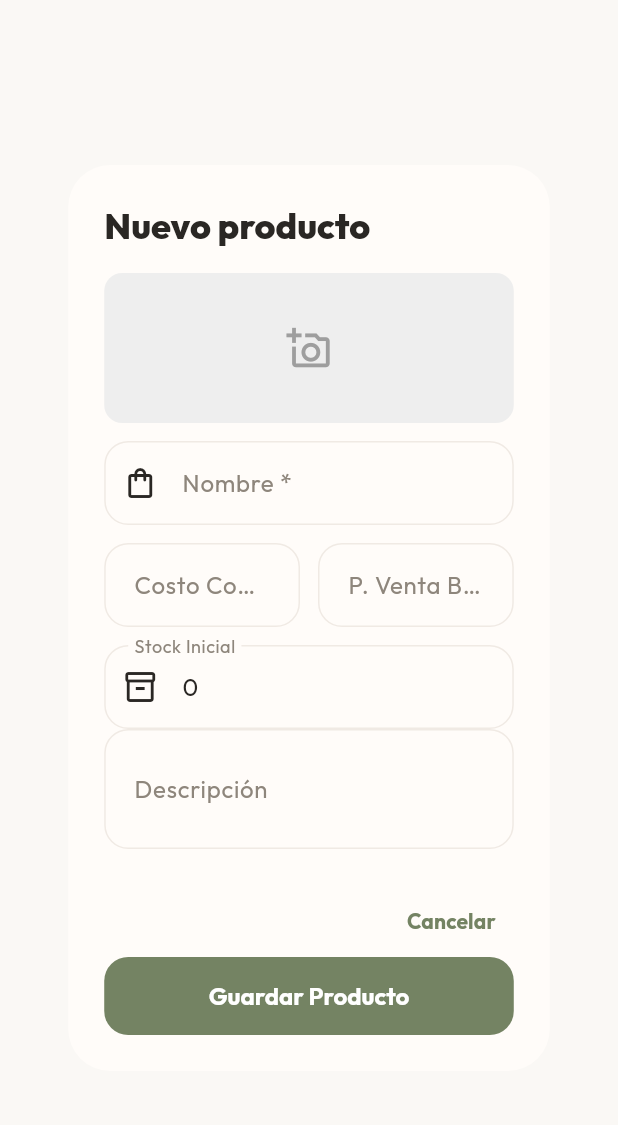
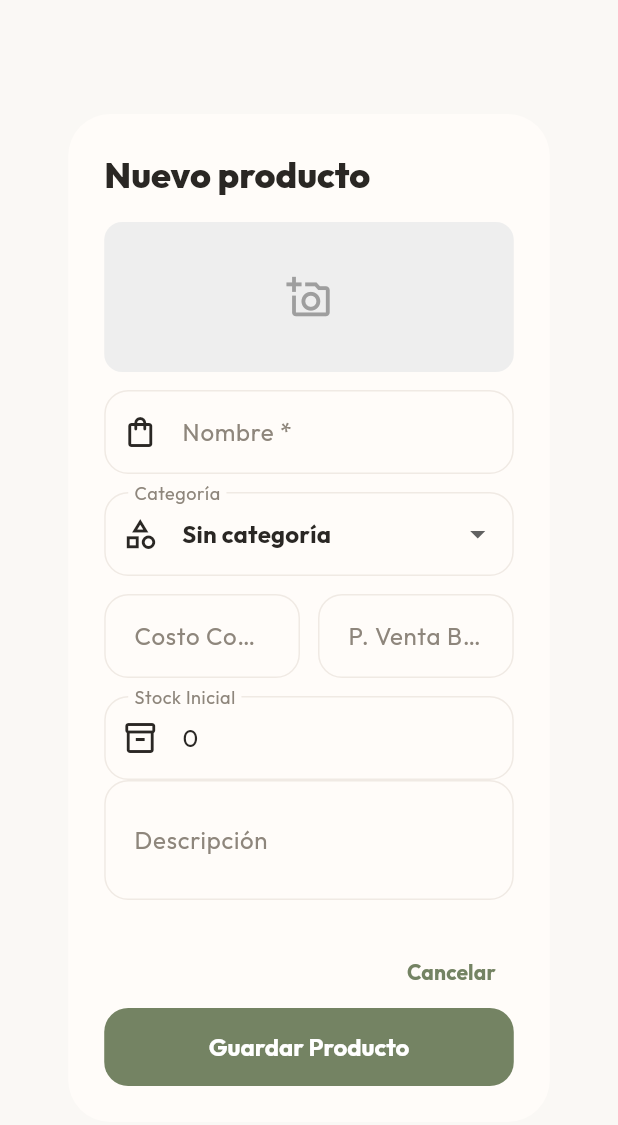
Before and after one commit to Kamilo14/AppDecoHogar, a Flutter app: the ProductoFormDialog widget shown alone on an empty page, opened directly, on a phone screen of 412 x 824 dp. Shown: the top 1125 px of the screen. Run offline on Flutter 3.47's test engine with Material 3 defaults, Android fonts, the phone set to English and light mode, and no system bars; our stand-ins replace drift, file_picker, fl_chart, flutter_riverpod, flutter_secure_storage, go_router and 6 more; missing offline and left inert: sqlite3; accounts and stored records are empty; generated files the repository leaves out were written again.

Commit message:
Agrega categoría al formulario de productos

```diff
--- a/lib/features/productos/presentation/widgets/producto_form_dialog.dart
+++ b/lib/features/productos/presentation/widgets/producto_form_dialog.dart
@@ -96,6 +96,7 @@ class _ProductoFormDialogState extends ConsumerState<ProductoFormDialog> {
 
   @override
   Widget build(BuildContext context) {
+    final categorias = ref.watch(categoriasStreamProvider).asData?.value ?? const [];
     return AlertDialog(
       title: Text(widget.productoExistente == null ? 'Nuevo producto' : 'Editar producto'),
       content: SingleChildScrollView(
@@ -122,6 +123,29 @@ class _ProductoFormDialogState extends ConsumerState<ProductoFormDialog> {
                 controller: _nombreCtrl,
                 decoration: const InputDecoration(labelText: 'Nombre *', prefixIcon: Icon(Icons.shopping_bag_outlined)),
                 validator: (v) => v!.isEmpty ? 'Requerido' : null,
+              ),
+              const SizedBox(height: 12),
+              DropdownButtonFormField<int?>(
+                value: categorias.any((categoria) => categoria.id == _categoriaId)
+                    ? _categoriaId
+                    : null,
+                isExpanded: true,
+                decoration: const InputDecoration(
+                  labelText: 'Categoría',
+                  prefixIcon: Icon(Icons.category_outlined),
+                ),
+                items: [
+                  const DropdownMenuItem<int?>(
+                    value: null,
+                    child: Text('Sin categoría'),
+                  ),
+                  ...categorias.map((categoria) => DropdownMenuItem<int?>(
+                        value: categoria.id,
+                        child: Text(categoria.nombre),
+                      )),
+                ],
+                onChanged: (categoriaId) =>
+                    setState(() => _categoriaId = categoriaId),
               ),
               const SizedBox(height: 12),
               Row(
```
